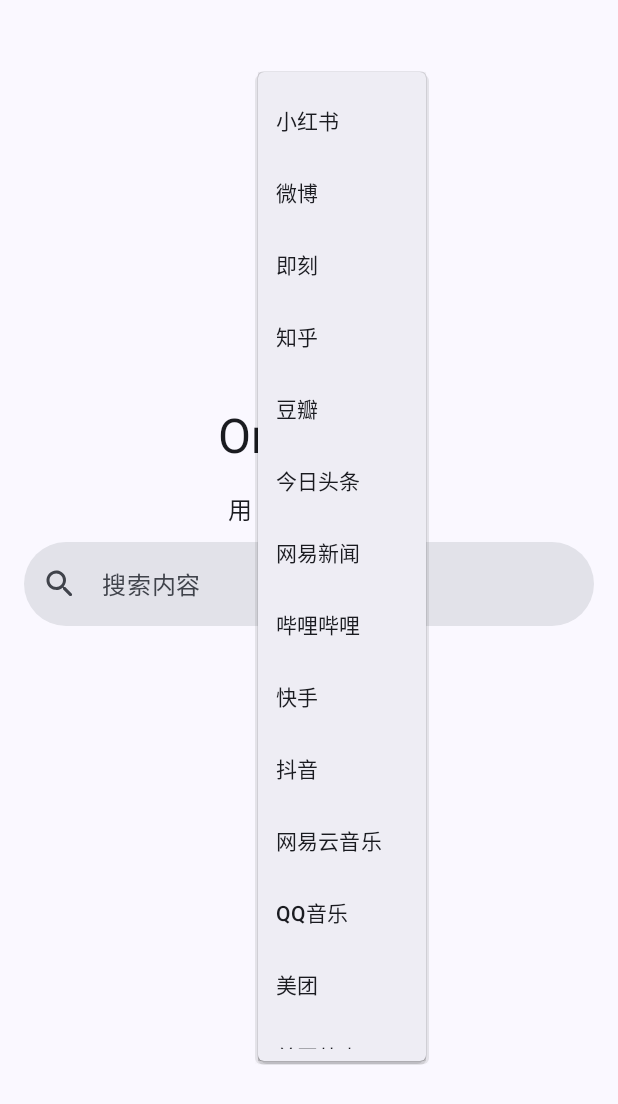
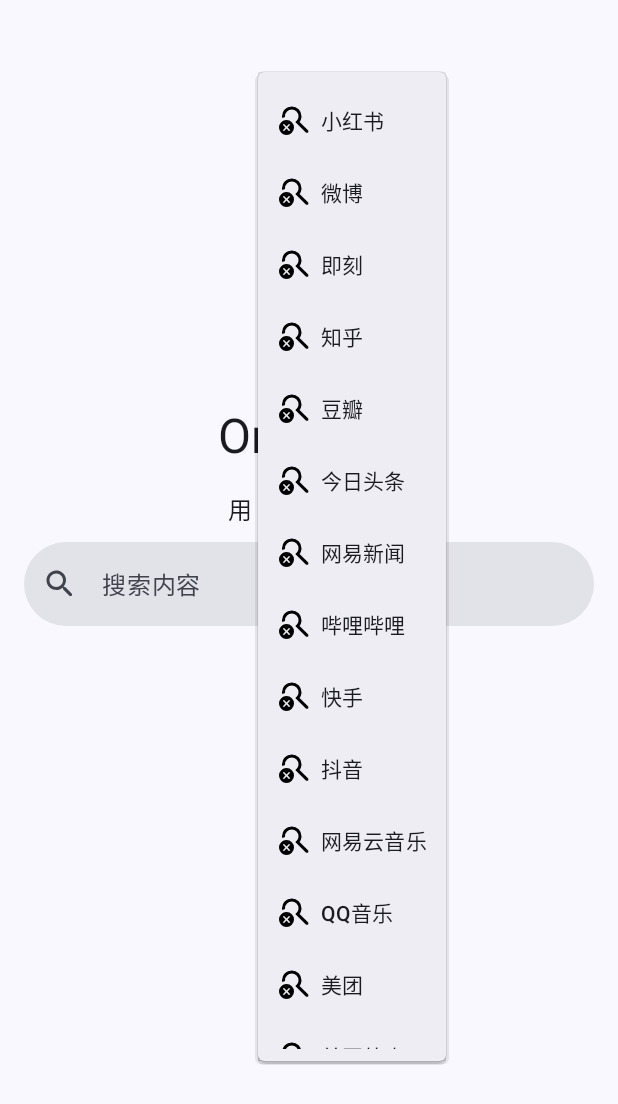
Before and after one commit to hushenghao/OneShot, an Android app built with Jetpack Compose: the screen it shows after launch (MainActivity), after a tap on an icon or button, on a phone screen of 412 x 824 dp. Shown: the top 1104 px of the screen. Run offline under Robolectric (Android 15) with nearby library versions, the phone set to English and light mode, and no system bars.

Commit message:
feat: Add app search icon

```diff
--- a/app/build.gradle.kts
+++ b/app/build.gradle.kts
@@ -42,7 +42,7 @@ android {
 }
 
 dependencies {
-
+    implementation(libs.androidx.startup)
     implementation(libs.androidx.core.ktx)
     implementation(libs.androidx.lifecycle.runtime.ktx)
     implementation(libs.androidx.activity.compose)
@@ -51,6 +51,8 @@ dependencies {
     implementation(libs.androidx.ui.graphics)
     implementation(libs.androidx.ui.tooling.preview)
     implementation(libs.androidx.material3)
+    implementation(libs.accompanist.drawablepainter)
+
     testImplementation(libs.junit)
     androidTestImplementation(libs.androidx.junit)
     androidTestImplementation(libs.androidx.espresso.core)
--- a/app/src/main/java/com/dede/oneshot/MainActivity.kt
+++ b/app/src/main/java/com/dede/oneshot/MainActivity.kt
@@ -7,6 +7,7 @@ import androidx.activity.enableEdgeToEdge
 import androidx.compose.animation.AnimatedVisibility
 import androidx.compose.animation.fadeIn
 import androidx.compose.animation.fadeOut
+import androidx.compose.foundation.Image
 import androidx.compose.foundation.clickable
 import androidx.compose.foundation.layout.Arrangement
 import androidx.compose.foundation.layout.Column
@@ -14,6 +15,7 @@ import androidx.compose.foundation.layout.Row
 import androidx.compose.foundation.layout.fillMaxHeight
 import androidx.compose.foundation.layout.fillMaxSize
 import androidx.compose.foundation.layout.padding
+import androidx.compose.foundation.layout.size
 import androidx.compose.foundation.shape.CircleShape
 import androidx.compose.foundation.text.KeyboardActions
 import androidx.compose.foundation.text.KeyboardOptions
@@ -53,6 +55,7 @@ import androidx.compose.ui.util.fastRoundToInt
 import com.dede.oneshot.shot.ALL_ONE_SHOT_LIST
 import com.dede.oneshot.shot.OneShot
 import com.dede.oneshot.ui.theme.OneShotTheme
+import com.google.accompanist.drawablepainter.rememberDrawablePainter
 
 class MainActivity : ComponentActivity() {
     override fun onCreate(savedInstanceState: Bundle?) {
@@ -130,7 +133,26 @@ fun OneShotScreen(modifier: Modifier = Modifier) {
                 allOneShotList.fastForEachIndexed { i, oneShot ->
                     DropdownMenuItem(
                         text = {
-                            Text(text = oneShot.getAppName(context).toString())
+                            Row(
+                                verticalAlignment = Alignment.CenterVertically,
+                                horizontalArrangement = Arrangement.spacedBy(6.dp)
+                            ) {
+                                val iconDraw = oneShot.getAppIcon(context)
+                                if (iconDraw == null) {
+                                    Image(
+                                        imageVector = Icons.Rounded.Search,
+                                        contentDescription = null,
+                                        modifier = Modifier.size(24.dp)
+                                    )
+                                } else {
+                                    Image(
+                                        painter = rememberDrawablePainter(iconDraw),
+                                        contentDescription = null,
+                                        modifier = Modifier.size(24.dp)
+                                    )
+                                }
+                                Text(text = oneShot.getAppName(context).toString())
+                            }
                         },
                         onClick = {
                             selectedOneShotIndex = i
--- /dev/null
+++ b/app/src/main/java/com/dede/oneshot/app/OneShotApp.kt
@@ -0,0 +1,13 @@
+package com.dede.oneshot.app
+
+import android.app.Application
+import java.util.concurrent.ExecutorService
+import java.util.concurrent.Executors
+
+class OneShotApp : Application() {
+
+    companion object {
+        val cachedExecutor: ExecutorService by lazy { Executors.newCachedThreadPool() }
+    }
+
+}
--- /dev/null
+++ b/app/src/main/java/com/dede/oneshot/app/OneShotInitializer.kt
@@ -0,0 +1,14 @@
+package com.dede.oneshot.app
+
+import android.content.Context
+import androidx.startup.Initializer
+import com.dede.oneshot.shot.OneShot
+
+class OneShotInitializer : Initializer<Unit> {
+
+    override fun create(context: Context) {
+        OneShotApp.cachedExecutor.execute(OneShot.Preload(context))
+    }
+
+    override fun dependencies(): MutableList<Class<out Initializer<*>>> = mutableListOf()
+}
--- a/app/src/main/java/com/dede/oneshot/shot/BrowserOneShot.kt
+++ /dev/null
@@ -1,19 +0,0 @@
-package com.dede.oneshot.shot
-
-import android.app.SearchManager
-import android.content.Context
-import android.content.Intent
-import com.dede.oneshot.R
-
-class BrowserOneShot : OneShot {
-
-    override val appNameFallbackResId: Int = R.string.app_name_browser
-
-    override val appPackageName: String = "com.android.browser"
-
-    override fun buildIntent(context: Context, keyword: String): Intent {
-        return Intent(Intent.ACTION_WEB_SEARCH)
-            .addCategory(Intent.CATEGORY_BROWSABLE)
-            .putExtra(SearchManager.QUERY, keyword)
-    }
-}
--- a/app/src/main/java/com/dede/oneshot/shot/OneShot.kt
+++ b/app/src/main/java/com/dede/oneshot/shot/OneShot.kt
@@ -1,13 +1,17 @@
 package com.dede.oneshot.shot
 
+import android.app.SearchManager
 import android.content.ActivityNotFoundException
 import android.content.Context
 import android.content.Intent
 import android.content.pm.PackageManager
+import android.graphics.drawable.Drawable
 import android.net.Uri
 import android.text.TextUtils
 import android.widget.Toast
+import androidx.annotation.DrawableRes
 import androidx.annotation.StringRes
+import androidx.core.app.ActivityCompat
 import androidx.core.net.toUri
 import com.dede.oneshot.R
 import java.text.MessageFormat
@@ -169,28 +173,40 @@ val ALL_ONE_SHOT_LIST = listOf(
     buildOneShot(
         appPackageName = "",
         appNameFallbackResId = R.string.app_name_bing,
+        appIconFallbackResId = R.drawable.logo_bing,
         category = Intent.CATEGORY_BROWSABLE,
         dataPattern = "https://www.bing.com/search?q={0}",
     ),
     buildOneShot(
         appPackageName = "",
         appNameFallbackResId = R.string.app_name_baidu,
+        appIconFallbackResId = R.drawable.logo_baidu,
         category = Intent.CATEGORY_BROWSABLE,
         dataPattern = "https://www.baidu.com/s?wd={0}",
     ),
     buildOneShot(
         appPackageName = "",
         appNameFallbackResId = R.string.app_name_google,
+        appIconFallbackResId = R.drawable.logo_google,
         category = Intent.CATEGORY_BROWSABLE,
         dataPattern = "https://www.google.com/search?q={0}",
     ),
     buildOneShot(
+        appPackageName = "com.android.browser",
+        appNameFallbackResId = R.string.app_name_browser,
+        appIconFallbackResId = R.drawable.rounded_language_24
+    ) { _, keyword ->
+        Intent(Intent.ACTION_WEB_SEARCH)
+            .addCategory(Intent.CATEGORY_BROWSABLE)
+            .putExtra(SearchManager.QUERY, keyword)
+    },
+    buildOneShot(
         appPackageName = "",
         appNameFallbackResId = R.string.app_name_market,
+        appIconFallbackResId = R.drawable.rounded_android_24,
         category = Intent.CATEGORY_BROWSABLE,
         dataPattern = "market://search?q={0}",
     ),
-    BrowserOneShot(),
 )
 
 fun String.encodeKeyword(): String {
@@ -209,32 +225,60 @@ fun Context.isAppInstalled(packageName: String): Boolean {
 fun buildOneShot(
     appPackageName: String,
     @StringRes appNameFallbackResId: Int,
+    @DrawableRes appIconFallbackResId: Int = -1,
+    buildIntent: (context: Context, keyword: String) -> Intent,
+): OneShot {
+    return object : OneShot {
+        override val appPackageName: String = appPackageName
+        override val appNameFallbackResId: Int = appNameFallbackResId
+        override val appIconFallbackResId: Int = appIconFallbackResId
+
+        override fun buildIntent(context: Context, keyword: String): Intent {
+            return buildIntent(context, keyword)
+        }
+    }
+}
+
+fun buildOneShot(
+    appPackageName: String,
+    @StringRes appNameFallbackResId: Int,
+    @DrawableRes appIconFallbackResId: Int = R.drawable.rounded_search_off_24,
     action: String = Intent.ACTION_VIEW,
     category: String = Intent.CATEGORY_DEFAULT,
     dataPattern: String? = null,// scheme://host/path?search={0}
     keywordEncode: Boolean = true,
     matchPackage: Boolean = false,
 ): OneShot {
-    return object : OneShot {
-        override val appPackageName: String = appPackageName
-        override val appNameFallbackResId: Int = appNameFallbackResId
-
-        override fun buildIntent(context: Context, keyword: String): Intent {
-            val query = if (keywordEncode) keyword.encodeKeyword() else keyword
-            val data = MessageFormat.format(dataPattern, query)
-            return Intent(action)
-                .addCategory(category)
-                .setData(data.toUri())
-                .setPackage(if (matchPackage) appPackageName else null)
-        }
+    return buildOneShot(
+        appPackageName = appPackageName,
+        appNameFallbackResId = appNameFallbackResId,
+        appIconFallbackResId = appIconFallbackResId
+    ) { _, keyword ->
+        val query = if (keywordEncode) keyword.encodeKeyword() else keyword
+        val data = MessageFormat.format(dataPattern, query)
+        Intent(action)
+            .addCategory(category)
+            .setData(data.toUri())
+            .setPackage(if (matchPackage) appPackageName else null)
     }
 }
 
 interface OneShot {
 
+    class Preload(private val context: Context) : Runnable {
+        override fun run() {
+            for (shot in ALL_ONE_SHOT_LIST) {
+                shot.getAppIcon(context)
+                shot.getAppName(context)
+            }
+        }
+    }
+
     companion object {
 
         private val cachedAppName = HashMap<String, CharSequence>()
+
+        private val cachedAppIcon = HashMap<String, Drawable>()
 
         fun searchGo(context: Context, oneShot: OneShot, keyword: String) {
             if (TextUtils.isEmpty(keyword)) {
@@ -261,6 +305,32 @@ interface OneShot {
 
     @get:StringRes
     val appNameFallbackResId: Int
+
+    @get:DrawableRes
+    val appIconFallbackResId: Int
+
+    fun getAppIcon(context: Context): Drawable? {
+        val cachedIcon = cachedAppIcon[appPackageName]
+        if (cachedIcon != null) {
+            return cachedIcon
+        }
+
+        if (appPackageName.isEmpty() && appIconFallbackResId != -1) {
+            return ActivityCompat.getDrawable(context, appIconFallbackResId)
+        }
+        val packageManager = context.packageManager
+        val info = try {
+            packageManager.getApplicationInfo(appPackageName, 0)
+        } catch (e: PackageManager.NameNotFoundException) {
+            if (appIconFallbackResId != -1) {
+                return ActivityCompat.getDrawable(context, appIconFallbackResId)
+            }
+            return null
+        }
+        return packageManager.getApplicationIcon(info).also {
+            cachedAppIcon[appPackageName] = it
+        }
+    }
 
     fun getAppName(context: Context): CharSequence {
         val cachedName = cachedAppName[appPackageName]
--- /dev/null
+++ b/app/src/main/res/drawable/logo_baidu.xml
@@ -0,0 +1,11 @@
+<vector xmlns:android="http://schemas.android.com/apk/res/android"
+    android:width="24dp"
+    android:height="24dp"
+    android:viewportWidth="1024"
+    android:viewportHeight="1024">
+
+    <path
+        android:fillColor="#3245DF"
+        android:pathData="M184.7,538.8c111.2,-23.9 96,-156.7 92.7,-185.8 -5.4,-44.8 -58.1,-123 -129.6,-116.8 -90,8.1 -103.1,138.1 -103.1,138.1 -12.2,60.1 29.1,188.5 140,164.6zM302.7,769.9c-3.3,9.3 -10.5,33.2 -4.2,54 12.4,46.7 52.9,48.8 52.9,48.8h58.2v-142.3h-62.3c-28,8.4 -41.5,30.2 -44.6,39.5zM391,316c61.4,0 111,-70.7 111,-158C502.1,70.6 452.4,0 391,0c-61.3,0 -111.1,70.6 -111.1,157.9 0,87.4 49.8,158 111.1,158zM655.5,326.4c82.1,10.7 134.8,-76.9 145.3,-143.3 10.7,-66.3 -42.3,-143.3 -100.4,-156.5 -58.2,-13.4 -130.9,79.9 -137.5,140.7 -7.9,74.3 10.6,148.6 92.6,159.1zM856.6,716.6s-127,-98.2 -201.1,-204.4C555,355.7 412.3,419.4 364.5,499 317,578.6 242.9,628.9 232.4,642.3c-10.7,13.1 -153.4,90.2 -121.7,230.9 31.7,140.6 142.9,137.9 142.9,137.9s82,8.1 177.1,-13.2c95.2,-21.1 177.1,5.3 177.1,5.3s222.3,74.4 283.1,-68.9c60.8,-143.3 -34.4,-217.7 -34.4,-217.7zM476.3,929.9L331.7,929.9c-62.4,-12.4 -87.3,-55 -90.4,-62.3 -3.1,-7.4 -20.8,-41.6 -11.4,-99.8 27,-87.3 103.9,-93.5 103.9,-93.5h76.9v-94.6l65.5,1L476.2,929.9zM745.4,928.9h-166.3c-64.5,-16.6 -67.5,-62.4 -67.5,-62.4v-183.9l67.5,-1.1v165.3c4.1,17.6 26,20.8 26,20.8h68.5L673.6,682.6h71.8v246.3zM980.8,437.9c0,-31.8 -26.4,-127.4 -124.2,-127.4 -98,0 -111.1,90.3 -111.1,154.1 0,60.9 5.1,145.9 126.9,143.2 121.8,-2.7 108.5,-137.9 108.5,-169.9zM980.8,437.9" />
+
+</vector>
--- /dev/null
+++ b/app/src/main/res/drawable/logo_bing.xml
@@ -0,0 +1,11 @@
+<vector xmlns:android="http://schemas.android.com/apk/res/android"
+    android:width="24dp"
+    android:height="24dp"
+    android:viewportWidth="1024"
+    android:viewportHeight="1024">
+
+    <path
+        android:fillColor="#5375FF"
+        android:pathData="M140.4,831l507.8,-282.2 -126,-53.4 -103.3,-224h5.4l459.3,146.6v254.1l-527.2,320zM140.4,32l216.1,65.2v538.1l-216.1,195.6z" />
+
+</vector>
--- /dev/null
+++ b/app/src/main/res/drawable/logo_google.xml
@@ -0,0 +1,23 @@
+<vector xmlns:android="http://schemas.android.com/apk/res/android"
+    android:width="24dp"
+    android:height="24dp"
+    android:viewportWidth="1024"
+    android:viewportHeight="1024">
+
+    <path
+        android:fillColor="#FBBC05"
+        android:pathData="M214.1,512c0,-32.5 5.5,-63.7 15.4,-92.9L57.2,290.2A491.9,491.9 0,0 0,4.7 512c0,79.7 18.9,154.9 52.4,221.6l172.2,-129.1A290.6,290.6 0,0 1,214.1 512" />
+
+    <path
+        android:fillColor="#EA4335"
+        android:pathData="M516.7,216.2c72.1,0 137.3,25 188.5,66L854.1,136.5C763.3,59.2 647,11.4 516.7,11.4c-202.3,0 -376.2,113.3 -459.5,278.8l172.4,128.9c39.7,-118 152.8,-202.9 287.1,-202.9" />
+
+    <path
+        android:fillColor="#34A853"
+        android:pathData="M516.7,807.8c-134.4,0 -247.5,-84.9 -287.2,-202.9l-172.3,128.9c83.2,165.5 257.2,278.8 459.5,278.8 124.8,0 244.1,-43.4 333.6,-124.8l-163.6,-123.8c-46.1,28.5 -104.2,43.8 -170,43.8" />
+
+    <path
+        android:fillColor="#4285F4"
+        android:pathData="M1005.4,512c0,-29.6 -4.7,-61.4 -11.6,-91H516.7V614.4h274.6c-13.7,66 -51.1,116.7 -104.5,149.6l163.5,123.8c94,-85.4 155.1,-212.7 155.1,-375.9" />
+
+</vector>
--- /dev/null
+++ b/app/src/main/res/drawable/rounded_android_24.xml
@@ -0,0 +1,12 @@
+<vector xmlns:android="http://schemas.android.com/apk/res/android"
+    android:width="24dp"
+    android:height="24dp"
+    android:tint="#000000"
+    android:viewportWidth="960"
+    android:viewportHeight="960">
+
+    <path
+        android:fillColor="@android:color/white"
+        android:pathData="M40,720Q49,613 105.5,523Q162,433 256,380L182,252Q176,243 179,233Q182,223 192,218Q200,213 210,216Q220,219 226,228L300,356Q386,320 480,320Q574,320 660,356L734,228Q740,219 750,216Q760,213 768,218Q778,223 781,233Q784,243 778,252L704,380Q798,433 854.5,523Q911,613 920,720L40,720ZM280,610Q301,610 315.5,595.5Q330,581 330,560Q330,539 315.5,524.5Q301,510 280,510Q259,510 244.5,524.5Q230,539 230,560Q230,581 244.5,595.5Q259,610 280,610ZM680,610Q701,610 715.5,595.5Q730,581 730,560Q730,539 715.5,524.5Q701,510 680,510Q659,510 644.5,524.5Q630,539 630,560Q630,581 644.5,595.5Q659,610 680,610Z" />
+
+</vector>
--- /dev/null
+++ b/app/src/main/res/drawable/rounded_language_24.xml
@@ -0,0 +1,12 @@
+<vector xmlns:android="http://schemas.android.com/apk/res/android"
+    android:width="24dp"
+    android:height="24dp"
+    android:tint="#000000"
+    android:viewportWidth="960"
+    android:viewportHeight="960">
+
+    <path
+        android:fillColor="@android:color/white"
+        android:pathData="M480,880Q398,880 325,848.5Q252,817 197.5,762.5Q143,708 111.5,635Q80,562 80,480Q80,397 111.5,324.5Q143,252 197.5,197.5Q252,143 325,111.5Q398,80 480,80Q563,80 635.5,111.5Q708,143 762.5,197.5Q817,252 848.5,324.5Q880,397 880,480Q880,562 848.5,635Q817,708 762.5,762.5Q708,817 635.5,848.5Q563,880 480,880ZM480,798Q506,762 525,723Q544,684 556,640L404,640Q416,684 435,723Q454,762 480,798ZM376,782Q358,749 344.5,713.5Q331,678 322,640L204,640Q233,690 276.5,727Q320,764 376,782ZM584,782Q640,764 683.5,727Q727,690 756,640L638,640Q629,678 615.5,713.5Q602,749 584,782ZM170,560L306,560Q303,540 301.5,520.5Q300,501 300,480Q300,459 301.5,439.5Q303,420 306,400L170,400Q165,420 162.5,439.5Q160,459 160,480Q160,501 162.5,520.5Q165,540 170,560ZM386,560L574,560Q577,540 578.5,520.5Q580,501 580,480Q580,459 578.5,439.5Q577,420 574,400L386,400Q383,420 381.5,439.5Q380,459 380,480Q380,501 381.5,520.5Q383,540 386,560ZM654,560L790,560Q795,540 797.5,520.5Q800,501 800,480Q800,459 797.5,439.5Q795,420 790,400L654,400Q657,420 658.5,439.5Q660,459 660,480Q660,501 658.5,520.5Q657,540 654,560ZM638,320L756,320Q727,270 683.5,233Q640,196 584,178Q602,211 615.5,246.5Q629,282 638,320ZM404,320L556,320Q544,276 525,237Q506,198 480,162Q454,198 435,237Q416,276 404,320ZM204,320L322,320Q331,282 344.5,246.5Q358,211 376,178Q320,196 276.5,233Q233,270 204,320Z" />
+
+</vector>
--- /dev/null
+++ b/app/src/main/res/drawable/rounded_search_off_24.xml
@@ -0,0 +1,12 @@
+<vector xmlns:android="http://schemas.android.com/apk/res/android"
+    android:width="24dp"
+    android:height="24dp"
+    android:tint="#000000"
+    android:viewportWidth="960"
+    android:viewportHeight="960">
+
+    <path
+        android:fillColor="@android:color/white"
+        android:pathData="M280,708L336,765Q342,771 350,771Q358,771 364,765Q370,759 370,750.5Q370,742 364,736L308,680L365,623Q371,617 371,609Q371,601 365,595Q359,589 351,589Q343,589 337,595L280,652L223,595Q217,589 209,589Q201,589 195,595Q189,601 189,609Q189,617 195,623L252,680L195,737Q189,743 189,751Q189,759 195,765Q201,771 209,771Q217,771 223,765L280,708ZM280,880Q197,880 138.5,821.5Q80,763 80,680Q80,597 138.5,538.5Q197,480 280,480Q363,480 421.5,538.5Q480,597 480,680Q480,763 421.5,821.5Q363,880 280,880ZM568,584Q568,584 568,584Q568,584 568,584Q556,571 542.5,557.5Q529,544 516,532Q554,508 577,468Q600,428 600,380Q600,305 547.5,252.5Q495,200 420,200Q345,200 292.5,252.5Q240,305 240,380Q240,386 240.5,391.5Q241,397 242,403Q224,405 202.5,411Q181,417 164,425Q162,414 161,403Q160,392 160,380Q160,271 235.5,195.5Q311,120 420,120Q529,120 604.5,195.5Q680,271 680,380Q680,423 666.5,461.5Q653,500 629,532L852,756Q863,767 863.5,783.5Q864,800 852,812Q841,823 824,823Q807,823 796,812L568,584Z" />
+
+</vector>
--- a/gradle/libs.versions.toml
+++ b/gradle/libs.versions.toml
@@ -8,8 +8,10 @@ espressoCore = "3.5.1"
 lifecycleRuntimeKtx = "2.6.1"
 activityCompose = "1.8.0"
 composeBom = "2024.09.00"
+accompanist = "0.37.3"
 
 [libraries]
+androidx-startup = "androidx.startup:startup-runtime:1.2.0"
 androidx-core-ktx = { group = "androidx.core", name = "core-ktx", version.ref = "coreKtx" }
 junit = { group = "junit", name = "junit", version.ref = "junit" }
 androidx-junit = { group = "androidx.test.ext", name = "junit", version.ref = "junitVersion" }
@@ -24,6 +26,7 @@ androidx-ui-tooling-preview = { group = "androidx.compose.ui", name = "ui-toolin
 androidx-ui-test-manifest = { group = "androidx.compose.ui", name = "ui-test-manifest" }
 androidx-ui-test-junit4 = { group = "androidx.compose.ui", name = "ui-test-junit4" }
 androidx-material3 = { group = "androidx.compose.material3", name = "material3" }
+accompanist-drawablepainter = { module = "com.google.accompanist:accompanist-drawablepainter", version.ref = "accompanist" }
 
 [plugins]
 android-application = { id = "com.android.application", version.ref = "agp" }
```
Also changed, not shown: app/src/main/AndroidManifest.xml (+13 -1 lines).
